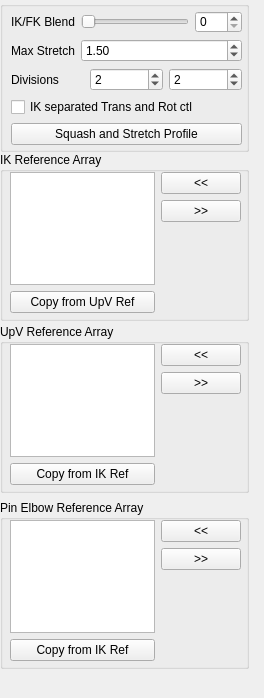
This is scripts/mgear/maya/shifter/component/arm_2jnt_02/settingsUI.ui in mgear-dev/mgear_dist as Qt 5 draws it before an edit. The edited form follows.
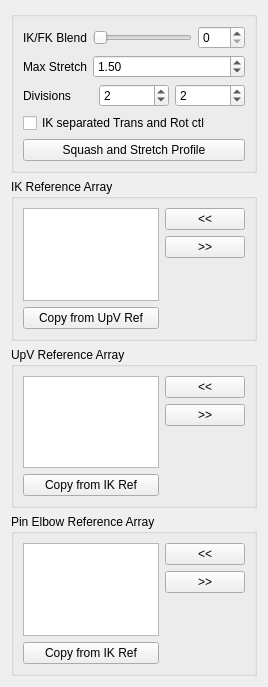
This is the edited form.

Commit message: Shifter: setting windows: adding layaout to the .ui files

The edit to the form file:
```diff
--- a/scripts/mgear/maya/shifter/component/arm_2jnt_02/settingsUI.ui
+++ b/scripts/mgear/maya/shifter/component/arm_2jnt_02/settingsUI.ui
@@ -6,123 +6,21 @@
    <rect>
     <x>0</x>
     <y>0</y>
-    <width>264</width>
-    <height>698</height>
+    <width>268</width>
+    <height>687</height>
    </rect>
   </property>
   <property name="windowTitle">
    <string>Form</string>
   </property>
-  <widget class="QGroupBox" name="ikRefArray_groupBox">
-   <property name="geometry">
-    <rect>
-     <x>0</x>
-     <y>152</y>
-     <width>249</width>
-     <height>169</height>
-    </rect>
-   </property>
-   <property name="title">
-    <string>IK Reference Array</string>
-   </property>
-   <widget class="QWidget" name="layoutWidget">
-    <property name="geometry">
-     <rect>
-      <x>10</x>
-      <y>20</y>
-      <width>231</width>
-      <height>141</height>
-     </rect>
-    </property>
-    <layout class="QHBoxLayout" name="ikRefArray_horizontalLayout">
-     <item>
-      <layout class="QVBoxLayout" name="ikRefArray_verticalLayout_1">
-       <item>
-        <widget class="QListWidget" name="ikRefArray_listWidget">
-         <property name="dragDropOverwriteMode">
-          <bool>true</bool>
-         </property>
-         <property name="dragDropMode">
-          <enum>QAbstractItemView::InternalMove</enum>
-         </property>
-         <property name="defaultDropAction">
-          <enum>Qt::MoveAction</enum>
-         </property>
-         <property name="alternatingRowColors">
-          <bool>true</bool>
-         </property>
-         <property name="selectionMode">
-          <enum>QAbstractItemView::ExtendedSelection</enum>
-         </property>
-         <property name="selectionRectVisible">
-          <bool>false</bool>
-         </property>
-        </widget>
-       </item>
-       <item>
-        <widget class="QPushButton" name="ikRefArray_copyRef_pushButton">
-         <property name="text">
-          <string>Copy from UpV Ref</string>
-         </property>
-        </widget>
-       </item>
-      </layout>
-     </item>
-     <item>
-      <layout class="QVBoxLayout" name="ikRefArray_verticalLayout_2">
-       <item>
-        <widget class="QPushButton" name="ikRefArrayAdd_pushButton">
-         <property name="text">
-          <string>&lt;&lt;</string>
-         </property>
-        </widget>
-       </item>
-       <item>
-        <widget class="QPushButton" name="ikRefArrayRemove_pushButton">
-         <property name="text">
-          <string>&gt;&gt;</string>
-         </property>
-        </widget>
-       </item>
-       <item>
-        <spacer name="ikRefArray_verticalSpacer">
-         <property name="orientation">
-          <enum>Qt::Vertical</enum>
-         </property>
-         <property name="sizeHint" stdset="0">
-          <size>
-           <width>20</width>
-           <height>40</height>
-          </size>
-         </property>
-        </spacer>
-       </item>
-      </layout>
-     </item>
-    </layout>
-   </widget>
-  </widget>
+  <layout class="QGridLayout" name="gridLayout">
+   <item row="0" column="0">
   <widget class="QGroupBox" name="groupBox">
-   <property name="geometry">
-    <rect>
-     <x>0</x>
-     <y>1</y>
-     <width>249</width>
-     <height>151</height>
-    </rect>
-   </property>
    <property name="title">
     <string/>
    </property>
-   <widget class="QWidget" name="layoutWidget">
-    <property name="geometry">
-     <rect>
-      <x>11</x>
-      <y>10</y>
-      <width>231</width>
-      <height>134</height>
-     </rect>
-    </property>
+     <layout class="QGridLayout" name="gridLayout_2">
+      <item row="0" column="0">
     <layout class="QVBoxLayout" name="verticalLayout">
      <item>
       <layout class="QFormLayout" name="formLayout">
@@ -244,29 +142,94 @@
       </layout>
      </item>
     </layout>
-   </widget>
-  </widget>
+      </item>
+     </layout>
+    </widget>
+   </item>
+   <item row="1" column="0">
+    <widget class="QGroupBox" name="ikRefArray_groupBox">
+     <property name="title">
+      <string>IK Reference Array</string>
+     </property>
+     <layout class="QGridLayout" name="gridLayout_3">
+      <item row="0" column="0">
+       <layout class="QHBoxLayout" name="ikRefArray_horizontalLayout">
+        <item>
+         <layout class="QVBoxLayout" name="ikRefArray_verticalLayout_1">
+          <item>
+           <widget class="QListWidget" name="ikRefArray_listWidget">
+            <property name="dragDropOverwriteMode">
+             <bool>true</bool>
+            </property>
+            <property name="dragDropMode">
+             <enum>QAbstractItemView::InternalMove</enum>
+            </property>
+            <property name="defaultDropAction">
+             <enum>Qt::MoveAction</enum>
+            </property>
+            <property name="alternatingRowColors">
+             <bool>true</bool>
+            </property>
+            <property name="selectionMode">
+             <enum>QAbstractItemView::ExtendedSelection</enum>
+            </property>
+            <property name="selectionRectVisible">
+             <bool>false</bool>
+            </property>
+           </widget>
+          </item>
+          <item>
+           <widget class="QPushButton" name="ikRefArray_copyRef_pushButton">
+            <property name="text">
+             <string>Copy from UpV Ref</string>
+            </property>
+           </widget>
+          </item>
+         </layout>
+        </item>
+        <item>
+         <layout class="QVBoxLayout" name="ikRefArray_verticalLayout_2">
+          <item>
+           <widget class="QPushButton" name="ikRefArrayAdd_pushButton">
+            <property name="text">
+             <string>&lt;&lt;</string>
+            </property>
+           </widget>
+          </item>
+          <item>
+           <widget class="QPushButton" name="ikRefArrayRemove_pushButton">
+            <property name="text">
+             <string>&gt;&gt;</string>
+            </property>
+           </widget>
+          </item>
+          <item>
+           <spacer name="ikRefArray_verticalSpacer">
+            <property name="orientation">
+             <enum>Qt::Vertical</enum>
+            </property>
+            <property name="sizeHint" stdset="0">
+             <size>
+              <width>20</width>
+              <height>40</height>
+             </size>
+            </property>
+           </spacer>
+          </item>
+         </layout>
+        </item>
+       </layout>
+      </item>
+     </layout>
+    </widget>
+   </item>
+   <item row="2" column="0">
   <widget class="QGroupBox" name="upvRefArray_groupBox">
-   <property name="geometry">
-    <rect>
-     <x>0</x>
-     <y>324</y>
-     <width>249</width>
-     <height>169</height>
-    </rect>
-   </property>
    <property name="title">
     <string>UpV Reference Array</string>
    </property>
-   <widget class="QWidget" name="layoutWidget_2">
-    <property name="geometry">
-     <rect>
-      <x>10</x>
-      <y>20</y>
-      <width>231</width>
-      <height>141</height>
-     </rect>
-    </property>
+     <layout class="QGridLayout" name="gridLayout_5">
+      <item row="0" column="0">
     <layout class="QHBoxLayout" name="upvRefArray_horizontalLayout">
      <item>
       <layout class="QVBoxLayout" name="upvRefArray_verticalLayout_1">
@@ -333,29 +296,17 @@
       </layout>
      </item>
     </layout>
-   </widget>
-  </widget>
+      </item>
+     </layout>
+    </widget>
+   </item>
+   <item row="3" column="0">
   <widget class="QGroupBox" name="pinRefArray_groupBox">
-   <property name="geometry">
-    <rect>
-     <x>0</x>
-     <y>500</y>
-     <width>249</width>
-     <height>169</height>
-    </rect>
-   </property>
    <property name="title">
     <string>Pin Elbow Reference Array</string>
    </property>
-   <widget class="QWidget" name="layoutWidget_3">
-    <property name="geometry">
-     <rect>
-      <x>10</x>
-      <y>20</y>
-      <width>231</width>
-      <height>141</height>
-     </rect>
-    </property>
+     <layout class="QGridLayout" name="gridLayout_4">
+      <item row="0" column="0">
     <layout class="QHBoxLayout" name="pinRefArray_horizontalLayout">
      <item>
       <layout class="QVBoxLayout" name="pinRefArray_verticalLayout">
@@ -422,8 +373,11 @@
       </layout>
      </item>
     </layout>
-   </widget>
-  </widget>
+      </item>
+     </layout>
+    </widget>
+   </item>
+  </layout>
  </widget>
  <resources/>
  <connections>
```
Lines whose indentation alone changed are shown as unchanged. The commit also changes 22 other files.
